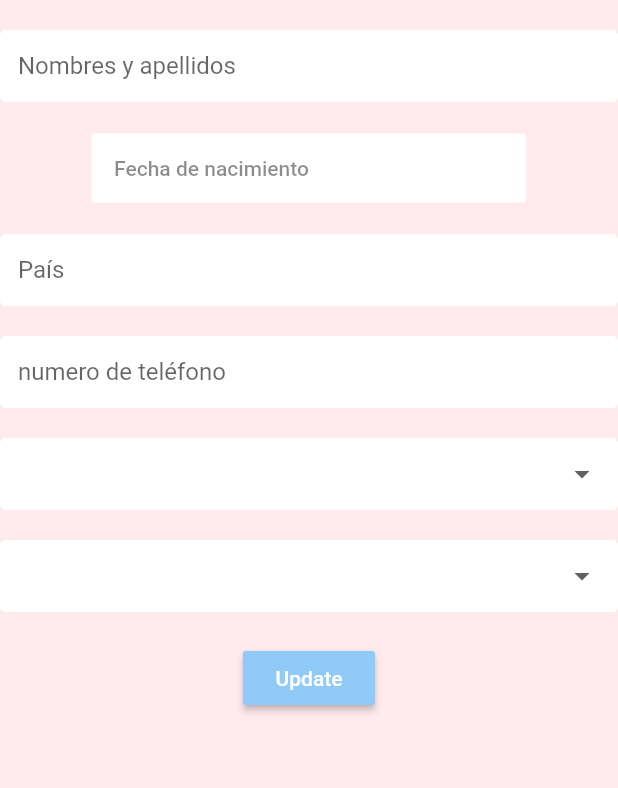
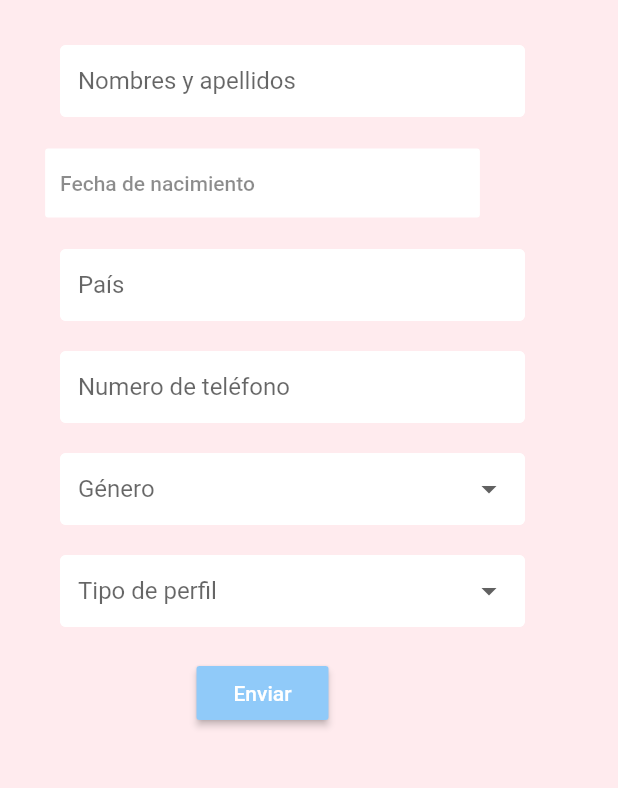
Before and after one commit to Covid-relief/CovidReliefApp, a Flutter app: the screen it shows once a user with an empty profile is signed in, on a phone screen of 412 x 824 dp, the part 84-872 px from its top. Run offline on Flutter 3.47's test engine with Material 2 defaults, Android fonts, the phone set to English and light mode, and no system bars; our stand-ins replace cloud_firestore, firebase_auth, google_sign_in; accounts and stored records are empty; network calls fail.

Commit message:
routes between screens updated

```diff
--- a/CovidRelief/lib/screens/authenticate/sign_in.dart
+++ b/CovidRelief/lib/screens/authenticate/sign_in.dart
@@ -2,6 +2,7 @@ import 'package:CovidRelief/services/auth.dart';
 import 'package:flutter/material.dart';
 import 'package:CovidRelief/shared/constants.dart';
 import 'package:firebase_auth/firebase_auth.dart';
+import 'package:CovidRelief/screens/home/user_profile.dart';
 import 'package:google_sign_in/google_sign_in.dart';
 
 
@@ -104,6 +105,7 @@ class _SignInState extends State<SignIn> {
                 onPressed: () async {
                   if(_formKey.currentState.validate()){
                     dynamic result = await _auth.signInEmailandPassword(email, password);
+                    Navigator.pushReplacement(context, MaterialPageRoute(builder: (context) => UserProfile()),);
                     if(result == null) {
                       setState(() {
                         error = 'No es posible Iniciar Sesión con ese correo/constraseña';
--- a/CovidRelief/lib/screens/home/settings_form.dart
+++ b/CovidRelief/lib/screens/home/settings_form.dart
@@ -20,7 +20,7 @@ class _SettingsFormState extends State<SettingsForm> {
 
 
   final _formKey = GlobalKey<FormState>();
-  final List<String> type = [ 'Busca ayuda' , 'Desea ayudar' ,'Ambos'];// esta es la lista de que va a poder elegir el usuario en forma de dropdown
+  final List<String> type = [ 'Busca ayuda' , 'Desea ayudar' ,'Busca y desea ayuda'];// esta es la lista de que va a poder elegir el usuario en forma de dropdown
   final List<String> gender = [ 'Masculino' , 'Femenino'];
 
   // valores
@@ -48,30 +48,29 @@ class _SettingsFormState extends State<SettingsForm> {
           key: _formKey,
           child: Column(
             children: <Widget>[
-              /*
-              Text(
-                'Ingresa tus datos',
-                style : TextStyle(fontSize: 18.0),
-              ),
-              */
 
               // this sizebox helps us to keep distance between elements
-              SizedBox(height: 20.0),
+              SizedBox(height: 30.0),
 
               // input text for name
-              TextFormField(
+              Container(
+                width: 350.0,
+                padding: EdgeInsets.fromLTRB(40, 0, 0, 0),
+                child: TextFormField(
                   decoration: textInputDecoration.copyWith(hintText: 'Nombres y apellidos'),
                   validator: (valname) => valname.isEmpty ? 'Por favor ingrese su nombre' : null,
                   onChanged: (valname) => setState(() => _currentName = valname),
                 ),
+              ),
 
               SizedBox(height: 20.0),
+
               // Date picker for birthday
               // Lacks validation when it's null and the display of the date in the button
               FlatButton(
                 color: Colors.white,
                 // padding is the spacing inside the element
-                padding: EdgeInsets.fromLTRB(15, 15, 145, 15),
+                padding: EdgeInsets.fromLTRB(10, 15, 150, 15),
                 child: Text(
                   'Fecha de nacimiento',
                   style: TextStyle(color: Colors.black45),
@@ -95,28 +94,39 @@ class _SettingsFormState extends State<SettingsForm> {
               SizedBox(height: 20.0),
 
               // dropdown for country
-              TextFormField(
+              Container(
+                padding: EdgeInsets.fromLTRB(40, 0, 0, 0),
+                width: 350.0,
+                child: TextFormField(
                   decoration: textInputDecoration.copyWith(hintText: 'País'),
                   validator: (valcountry) => valcountry.isEmpty ? 'Por favor ingresa tu país' : null,
                   onChanged: (valcountry) => setState(() => _currentCountry = valcountry),
+                ),
               ),
 
               SizedBox(height: 20.0),
 
               // text for phone number
-              TextFormField(
-                decoration: textInputDecoration.copyWith(hintText: 'numero de teléfono'),
+              Container(
+                padding: EdgeInsets.fromLTRB(40, 0, 0, 0),
+                width: 350.0,
+                child: TextFormField(
+                  decoration: textInputDecoration.copyWith(hintText: 'Numero de teléfono'),
                   validator: (valphone) => valphone.isEmpty ? 'Por favor ingresa tu número de teléfono' : null,
                   onChanged: (valphone) => setState(() => _currentPhone = valphone),
+                ),
               ),
 
               SizedBox(height: 20.0),
 
               // dropdown for gender
-              // Lacks validation and display title
-              DropdownButtonFormField(
+              // Lacks validation
+              Container(
+                padding: EdgeInsets.fromLTRB(40, 0, 0, 0),
+                width: 350.0,
+                child: DropdownButtonFormField(
+                  hint: Text('Género'),
                   decoration: textInputDecoration,
-                // value: _currenType ??  '0',
                   items: gender.map((genders){
                     return DropdownMenuItem(
                       value: genders,
@@ -125,14 +135,18 @@ class _SettingsFormState extends State<SettingsForm> {
                   }).toList(),
                   onChanged: (valgenders) => setState(() => _currentgender = valgenders),
                 ),
+              ),
 
               SizedBox(height: 20.0),
 
               // dropdown for type of profile
-              // Lacks validation and display title
-              DropdownButtonFormField(
+              // Lacks validation
+              Container(
+                padding: EdgeInsets.fromLTRB(40, 0, 0, 0),
+                width: 350.0,
+                child: DropdownButtonFormField(
+                  hint: Text('Tipo de perfil'),
                   decoration: textInputDecoration,
-                // value: _currenType ??  '0',
                   items: type.map((types){
                     return DropdownMenuItem(
                       value: types,
@@ -141,40 +155,33 @@ class _SettingsFormState extends State<SettingsForm> {
                   }).toList(),
                   onChanged: (valtypes) => setState(() => _currenType = valtypes),
                 ),
+              ),
 
               SizedBox(height: 20.0),
-
-              // Move this button to other file
 
               // Update the DB
               RaisedButton(
                 color: Colors.blue[200],
                 child: Text(
-                  'Update',
+                  'Enviar',
                   style: TextStyle(color: Colors.white),
                 ),
                 onPressed: () async{
-                  print(_currentName);
-                  print(_currentBirthday);
-                  print(_currentCountry);
-                  print(_currenType);
-
                   // update the data in the DB
                   if(_formKey.currentState.validate()){
                     await DatabaseService(uid: user.uid).updateUserData(
                       // if there's no new data, remain with the same as before
                       _currentBirthday.toString() ?? userData.birthday,
+                      _currentCountry ?? userData.country,
+                      _currentCreation ?? 'hoy',
+                      _currentgender ?? userData.gender,
                       _currentName ?? userData.name,
-                      _currentCountry ?? userData.country,
-                      _currenType ?? userData.type,
                       _currentPhone ?? userData.phone,
                       _currentState ?? 'activo',
-                      _currentgender ?? userData.gender,
-                      _currentCreation ?? 'hoy'
+                      _currenType ?? userData.type,
                     );
                     // redirect to profile page
-                    Navigator.push(context, MaterialPageRoute(builder: (context) => UserProfile()),);
-                    // Navigator.pushNamed(context, '/userProfile');
+                    Navigator.pushReplacement(context, MaterialPageRoute(builder: (context) => UserProfile()),);
                   }
                 } // onPressed
               )
--- a/CovidRelief/lib/screens/home/user_profile.dart
+++ b/CovidRelief/lib/screens/home/user_profile.dart
@@ -1,6 +1,8 @@
 import 'package:CovidRelief/models/profile.dart';
+import 'package:CovidRelief/screens/authenticate/authenticate.dart';
 import 'package:cloud_firestore/cloud_firestore.dart';
 import 'package:flutter/material.dart';
+import 'package:CovidRelief/services/auth.dart';
 import 'package:CovidRelief/models/user.dart';
 import 'package:provider/provider.dart';
 import 'package:CovidRelief/services/database.dart';
@@ -9,6 +11,8 @@ class UserProfile extends StatelessWidget {
 
 @override
   Widget build(BuildContext context) {
+
+    final AuthService _auth = AuthService();
 
     // this variable allows us to get the uid that contains the info of the user
     final user = Provider.of<User>(context);
@@ -29,6 +33,15 @@ class UserProfile extends StatelessWidget {
           appBar: AppBar(
             title: Text('Perfil'),
             backgroundColor: Colors.red[400],
+            actions: <Widget>[
+                FlatButton.icon(
+                  icon: Icon(Icons.person),
+                  label: Text('logout'),
+                  onPressed: () async {
+                    Navigator.pushReplacement(context, MaterialPageRoute(builder: (context) => Authenticate()),);
+                },
+              ),
+            ],
           ),
           body: Center(
             child: Card(
```
Lines whose indentation alone changed are shown as unchanged.
